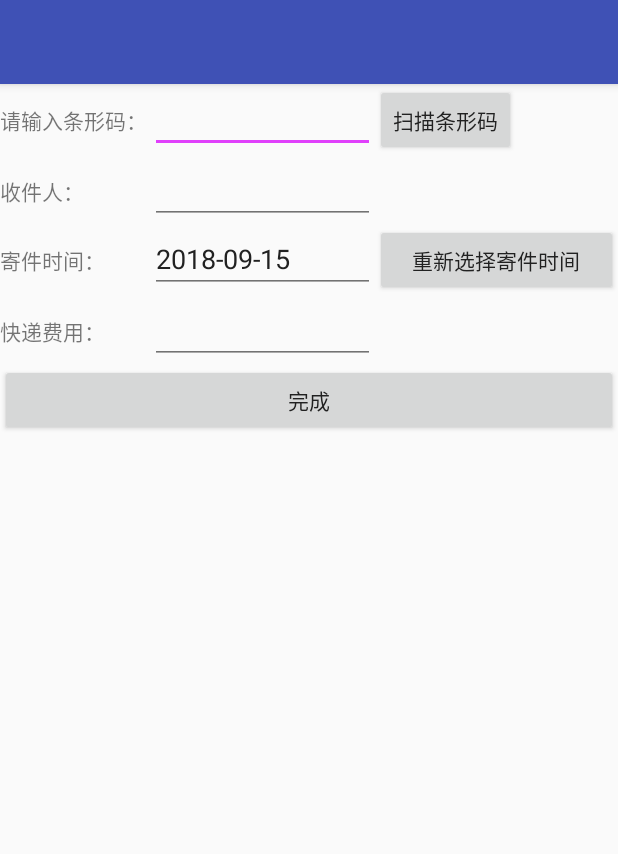
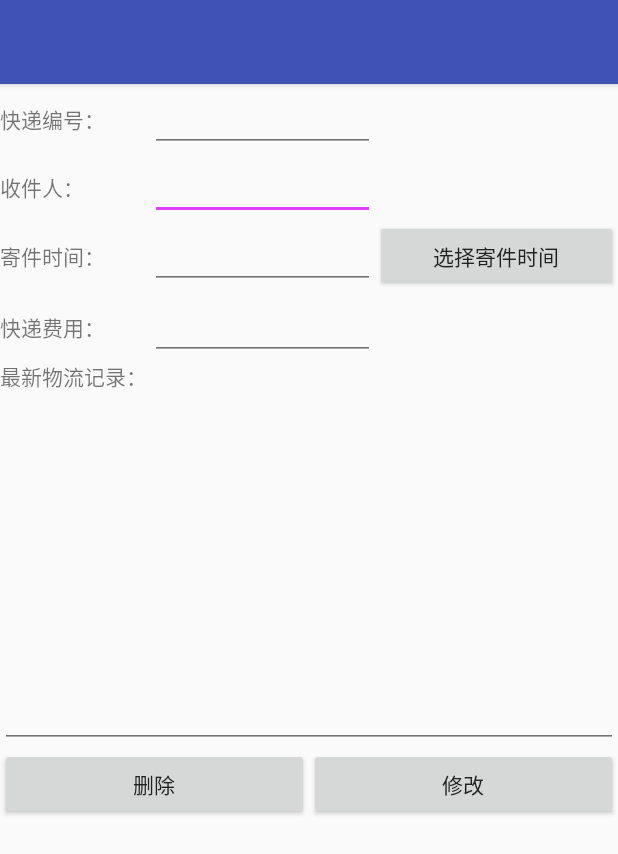
Before and after one commit to kaixwangwei/OrderTrack, an Android app: the layout express_detail.xml on its own in the app's theme, with its tools: preview values and no code run, on a phone screen of 412 x 824 dp. Shown: the top 854 px of the screen. Run offline under Robolectric (Android 15) with nearby library versions, the phone set to English and light mode, and no system bars.

Commit message:
update the third

```diff
--- a/Android/expresstracker/src/main/java/me/lxl/expresstrack/zxing/SyncService.java
+++ b/Android/expresstracker/src/main/java/me/lxl/expresstrack/zxing/SyncService.java
@@ -165,7 +165,6 @@ public class SyncService extends IntentService
                 jsonObject.put("expressDate", expressInfo.getExpressDate());
                 jsonObject.put("expressMoney", expressInfo.getExpressMoney());
                 jsonObject.put("syncToServer", expressInfo.getSyncToServer());
-                jsonObject.put("expressCode", expressInfo.getExpressCode());
                 expressList.put(jsonObject);
             } catch (JSONException e) {
                 e.printStackTrace();
--- a/Android/expresstracker/src/main/res/layout/express_detail.xml
+++ b/Android/expresstracker/src/main/res/layout/express_detail.xml
@@ -37,18 +37,13 @@
                     android:id="@+id/express_code_textview"
                     android:layout_width="100dp"
                     android:layout_height="wrap_content"
-                    android:text="@string/scan_barcode_result"></TextView>
+                    android:text="@string/express_number"></TextView>
 
                 <EditText
                     android:id="@+id/express_code_edittext"
                     android:layout_width="150dp"
+                    android:enabled="false"
                     android:layout_height="wrap_content"></EditText>
-
-                <Button
-                    android:id="@+id/scan_express_code_button"
-                    android:layout_width="wrap_content"
-                    android:layout_height="wrap_content"
-                    android:text="@string/scan_barcode_button"></Button>
 
             </LinearLayout>
 
@@ -64,7 +59,7 @@
                     android:text="@string/recipient"></TextView>
 
                 <EditText
-                    android:id="@+id/recipient_edittext"
+                    android:id="@+id/receiver"
                     android:layout_width="150dp"
                     android:layout_height="wrap_content"></EditText>
 
@@ -84,9 +79,8 @@
                 <EditText
                     android:id="@+id/send_express_date_edittext"
                     android:layout_width="150dp"
-                    android:enabled="false"
-                    android:text="2018-09-15"
-                    android:layout_height="wrap_content"></EditText>
+                    android:layout_height="wrap_content"
+                    android:enabled="false"></EditText>
 
                 <Button
                     android:id="@+id/send_express_datepicker"
@@ -109,19 +103,67 @@
                     android:text="@string/express_money"></TextView>
 
                 <EditText
-                    android:id="@+id/express_money_exittext"
+                    android:id="@+id/detail_express_money_exittext"
                     android:layout_width="150dp"
                     android:layout_height="wrap_content"></EditText>
 
             </LinearLayout>
-
-            <Button
-                android:id="@+id/add_new_complete"
+            <LinearLayout
                 android:layout_width="match_parent"
                 android:layout_height="wrap_content"
-                android:onClick="launchAddNewExpress"
-                android:text="@string/add_new_express_complete">
-            </Button>
+                android:orientation="vertical">
+
+                <TextView
+                    android:id="@+id/current_logistics_state_textview"
+                    android:layout_width="100dp"
+                    android:layout_height="wrap_content"
+                    android:text="@string/last_logistics_state"></TextView>
+
+                <EditText
+                    android:id="@+id/current_logistics_state_edittext"
+                    android:layout_width="match_parent"
+                    android:enabled="false"
+                    android:maxLines="20"
+                    android:minLines="10"
+                    android:layout_height="wrap_content"></EditText>
+
+            </LinearLayout>
+            <LinearLayout
+                android:layout_width="match_parent"
+                android:layout_height="wrap_content"
+                android:orientation="horizontal">
+
+                <Button
+                    android:id="@+id/delete_express"
+                    android:layout_width="match_parent"
+                    android:layout_height="wrap_content"
+                    android:layout_weight="1"
+                    android:text="@string/delete_express"></Button>
+
+                <Button
+                    android:id="@+id/modify_express"
+                    android:layout_width="match_parent"
+                    android:layout_height="wrap_content"
+                    android:layout_weight="1"
+                    android:text="@string/modify_express"></Button>
+
+                <Button
+                    android:id="@+id/save_express"
+                    android:layout_width="match_parent"
+                    android:layout_height="wrap_content"
+                    android:layout_weight="1"
+                    android:visibility="gone"
+                    android:text="@string/cancel_exit_express"></Button>
+
+
+                <Button
+                    android:id="@+id/cancel_express"
+                    android:layout_width="match_parent"
+                    android:layout_height="wrap_content"
+                    android:layout_weight="1"
+                    android:visibility="gone"
+                    android:text="@string/save_express"></Button>
+            </LinearLayout>
 
         </LinearLayout>
     </ScrollView>
--- a/Android/expresstracker/src/main/res/values/strings.xml
+++ b/Android/expresstracker/src/main/res/values/strings.xml
@@ -43,11 +43,16 @@
     <string name="sync_list">同步</string>
     <string name="add_new_express">添加新的快递编号</string>
     <string name="scan_barcode_button">扫描条形码</string>
-    <string name="scan_barcode_result">请输入条形码：</string>
+    <string name="scan_barcode_result">请输入编号：</string>
+    <string name="express_number">快递编号：</string>
     <string name="recipient">收件人：</string>
     <string name="add_express_date">寄件时间：</string>
     <string name="add_new_express_complete">完成</string>
-    <string name="send_express_day">重新选择寄件时间</string>
+    <string name="delete_express">删除</string>
+    <string name="cancel_exit_express">取消</string>
+    <string name="save_express">保存</string>
+    <string name="modify_express">修改</string>
+    <string name="send_express_day">选择寄件时间</string>
     <string name="express_money">快递费用：</string>
     <string name="login_title">正在登录</string>
     <string name="login_message">登录中,请稍后!</string>
```
Also changed, not shown: Android/expresstracker/src/main/java/me/lxl/expresstrack/zxing/ExpressDetail.java (+148 -2 lines), Android/expresstracker/src/main/java/me/lxl/expresstrack/zxing/ExpressInfo.java (+11 -0 lines), Android/expresstracker/src/main/java/me/lxl/expresstrack/zxing/StaticParam.java (+14 -0 lines), 9 other files.
